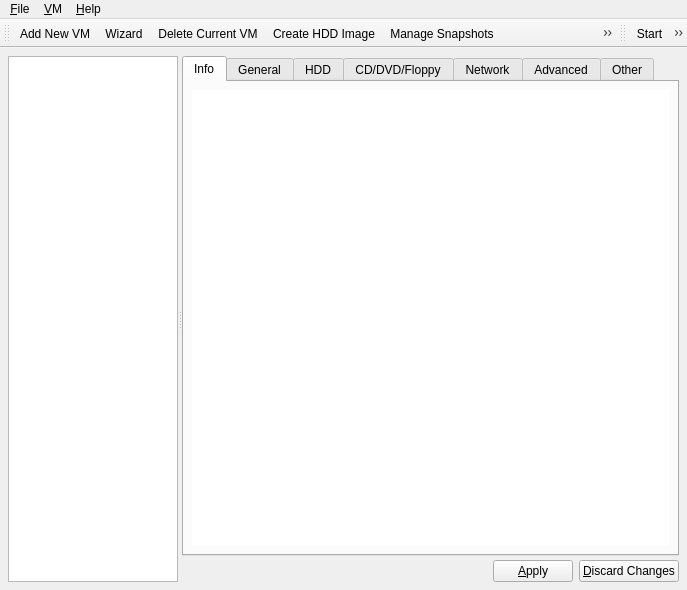
Old version of the form Main_Window.ui in the repository qunying/aqemu-old.
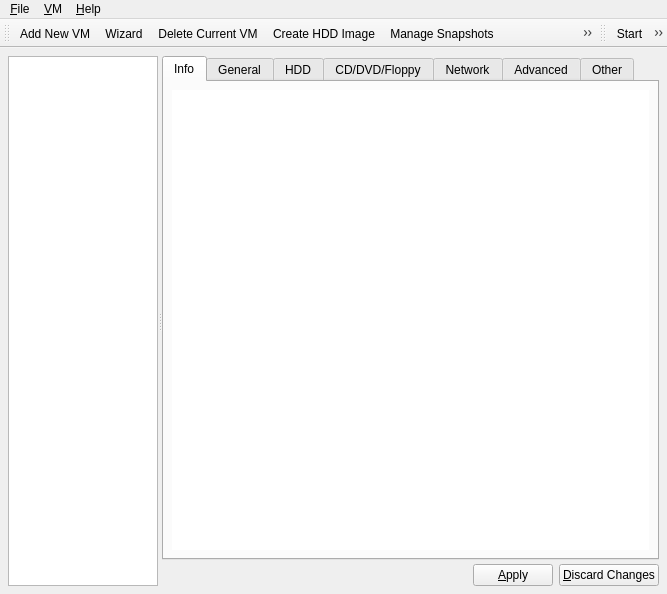
New version of the form. Icons and pictures are not drawn.

Commit message: Enabled sorting in VMs list and other minor changes

```diff
--- a/Main_Window.ui
+++ b/Main_Window.ui
@@ -6,8 +6,8 @@
    <rect>
     <x>0</x>
     <y>0</y>
-    <width>687</width>
-    <height>590</height>
+    <width>666</width>
+    <height>594</height>
    </rect>
   </property>
   <property name="windowTitle" >
@@ -76,6 +76,9 @@
        <property name="selectionRectVisible" >
         <bool>true</bool>
        </property>
+       <property name="sortingEnabled" >
+        <bool>true</bool>
+       </property>
       </widget>
       <widget class="QWidget" native="1" name="Widget_for_Tabs" >
        <property name="sizePolicy" >
@@ -3893,7 +3896,7 @@
     <rect>
      <x>0</x>
      <y>0</y>
-     <width>687</width>
+     <width>666</width>
      <height>27</height>
     </rect>
    </property>
```
The commit also changes 21 other files.
